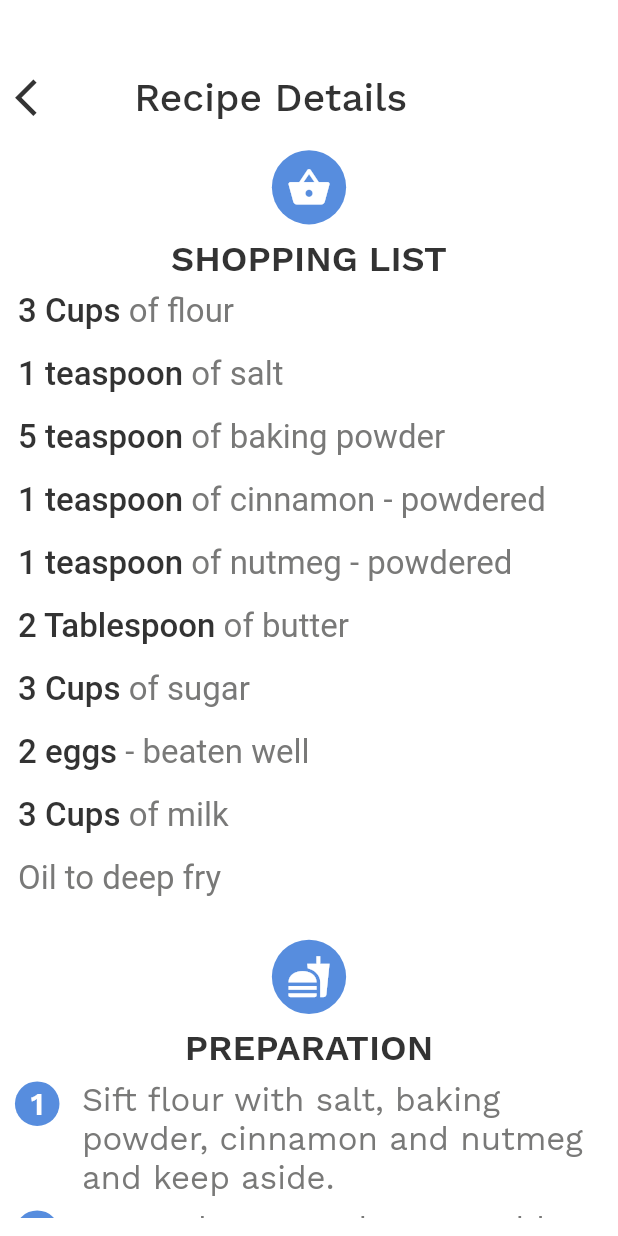
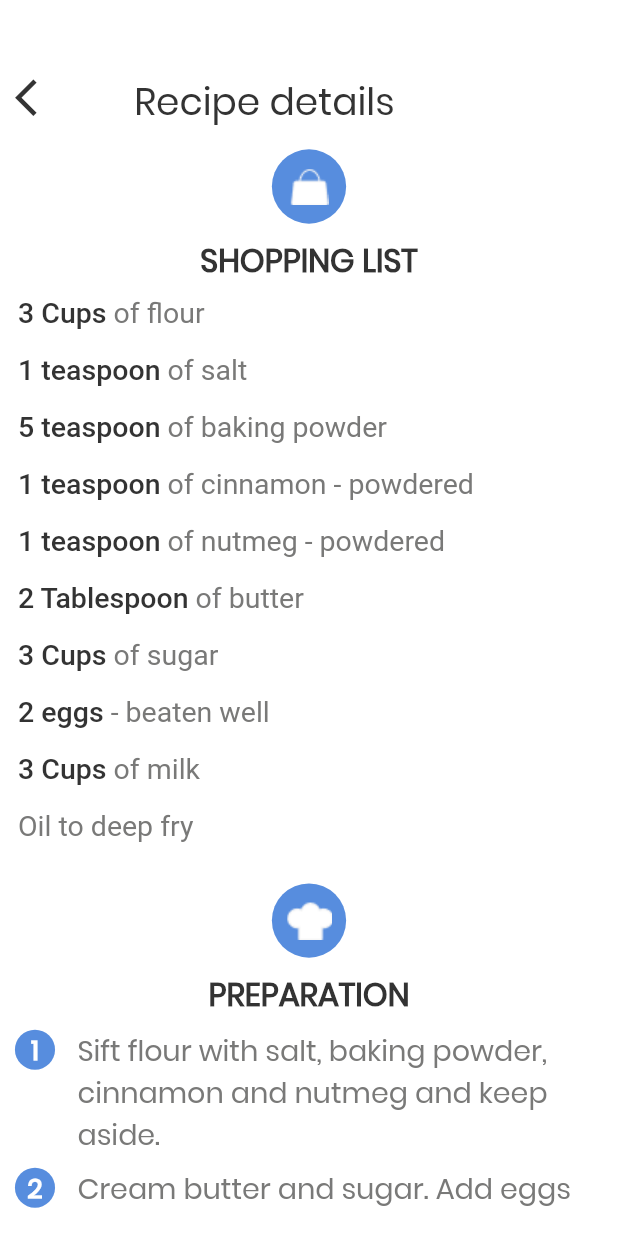
Before and after one commit to hngi/mobileforce-iCook, a Flutter app: the DetailsScreen screen opened directly, scrolled down 576 dp, on a phone screen of 412 x 824 dp. Run offline on Flutter 3.47's test engine with Material 2 defaults, Android fonts, the phone set to English and light mode, and no system bars; our stand-ins replace animated_theme_switcher, carousel_pro, connectivity, dio, flutter_screenutil, get and 6 more; accounts and stored records are empty.

Commit message:
feat: Modified fonts and icons for details screen

```diff
--- a/icook_mobile/lib/main.dart
+++ b/icook_mobile/lib/main.dart
@@ -3,6 +3,7 @@ import 'package:icook_mobile/core/managers/core_manager.dart';
 import 'package:icook_mobile/core/services/key_storage/key_storage_service.dart';
 import 'package:icook_mobile/locator.dart';
 import 'package:icook_mobile/provider_setup.dart';
+import 'package:icook_mobile/ui/details_screen/details_screen.dart';
 import 'package:icook_mobile/ui/router.dart';
 import 'package:icook_mobile/ui/search_screen/search_view.dart';
 import 'package:icook_mobile/ui/ui_helper.dart';
@@ -35,7 +36,7 @@ class MyApp extends StatelessWidget {
         darkTheme: Constants.darkTheme,
         navigatorKey: navigationService.navigatorKey,
         onGenerateRoute: Router.generateRoute,
-        home: FavoriteScreen(),
+        home: DetailsScreen(),
       ),
     );
   }
--- a/icook_mobile/lib/ui/details_screen/details_screen.dart
+++ b/icook_mobile/lib/ui/details_screen/details_screen.dart
@@ -22,9 +22,9 @@ class DetailsScreen extends StatelessWidget {
         ),
         SizedBox(width: kSpacingUnit.w * 5),
         Text(
-          'Recipe Details',
-          style: GoogleFonts.workSans(
-              textStyle: TextStyle(color: Color(0xff333333), fontSize: 26),
+          'Recipe details',
+          style: GoogleFonts.poppins(
+              textStyle: TextStyle(color: Color(0xff333333), fontSize: 25),
               fontWeight: FontWeight.w500),
         ),
       ],
@@ -41,20 +41,31 @@ class DetailsScreen extends StatelessWidget {
               padding: const EdgeInsets.only(top: 5.0, bottom: 12.0),
               child: ListView(
                 children: [
-                  ListTile(
-                    leading: CircleAvatar(
-                      backgroundImage: AssetImage(
-                        'assets/images/avatar.png',
+                  Row(
+                    children: [
+                      SizedBox(width: kSpacingUnit.w * 1),
+                      Container(
+                        height: ScreenUtil().setSp(kSpacingUnit.w * 5),
+                        width: ScreenUtil().setSp(kSpacingUnit.w * 5),
+                        decoration: BoxDecoration(
+                          shape: BoxShape.circle,
+                          color: Color(0xff578DDE),
+                          image: DecorationImage(
+                              image: AssetImage('assets/images/avatar.png'),
+                              fit: BoxFit.contain),
+                        ),
                       ),
-                    ),
-                    title: Text(
-                      'Mary Stella',
-                      style: GoogleFonts.workSans(
-                          textStyle:
-                              TextStyle(color: Color(0xff333333), fontSize: 21),
-                          fontWeight: FontWeight.w500),
-                    ),
+                      SizedBox(width: kSpacingUnit.w * 1.5),
+                      Text(
+                        'Mary Stella',
+                        style: GoogleFonts.poppins(
+                            textStyle:
+                            TextStyle(color: Color(0xff333333), fontSize: 19),
+                            fontWeight: FontWeight.w500),
+                      ),
+                    ],
                   ),
+                  SizedBox(height: kSpacingUnit.w * 1),
                   Padding(
                     padding: const EdgeInsets.fromLTRB(12, 5, 12, 5),
                     child: Container(
@@ -77,13 +88,13 @@ class DetailsScreen extends StatelessWidget {
                       Icon(
                         Icons.favorite_border,
                         color: Color(0xff333333),
-                        size: ScreenUtil().setSp(kSpacingUnit.w * 3),
+                        size: ScreenUtil().setSp(kSpacingUnit.w * 2.9),
                       ),
-                      SizedBox(width: kSpacingUnit.w * 2),
-                      Icon(
-                        Icons.chat_bubble_outline,
+                      SizedBox(width: kSpacingUnit.w * 1.5),
+                      Image.asset('assets/images/Shape.png',
                         color: Color(0xff333333),
-                        size: ScreenUtil().setSp(kSpacingUnit.w * 3),
+                        height: ScreenUtil().setSp(kSpacingUnit.w * 2.9),
+                        width: ScreenUtil().setSp(kSpacingUnit.w * 2.9),
                       ),
                     ],
                   ),
@@ -92,10 +103,10 @@ class DetailsScreen extends StatelessWidget {
                     children: [
                       SizedBox(width: kSpacingUnit.w * 1),
                       Text(
-                        '4 Likes',
-                        style: GoogleFonts.workSans(
+                        '4 likes',
+                        style: GoogleFonts.poppins(
                             textStyle: TextStyle(
-                                color: Color(0xff333333), fontSize: 24),
+                                color: Color(0xff333333), fontSize: 21),
                             fontWeight: FontWeight.w600),
                       ),
                     ],
@@ -107,9 +118,9 @@ class DetailsScreen extends StatelessWidget {
                     children: [
                       Text(
                         'DOUGHNUTS',
-                        style: GoogleFonts.workSans(
+                        style: GoogleFonts.poppins(
                             textStyle: TextStyle(
-                                color: Color(0xff333333), fontSize: 24),
+                                color: Color(0xff333333), fontSize: 21),
                             fontWeight: FontWeight.w600),
                       ),
                       SizedBox(height: kSpacingUnit.w * 0.5),
@@ -120,9 +131,9 @@ class DetailsScreen extends StatelessWidget {
                           'with milk, sugar with the flavor of cinnamon and '
                           'nutmeg. Shaped into rings and deep fried. Usually '
                           'served with sugar glaze or chocolate sauce.',
-                          style: GoogleFonts.workSans(
+                          style: GoogleFonts.poppins(
                               textStyle: TextStyle(
-                                  color: Color(0xff797978), fontSize: 22),
+                                  color: Color(0xff797978), fontSize: 19),
                               fontWeight: FontWeight.w400),
                         ),
                       ),
@@ -133,19 +144,17 @@ class DetailsScreen extends StatelessWidget {
                         decoration: BoxDecoration(
                           shape: BoxShape.circle,
                           color: Color(0xff578DDE),
-                        ),
-                        child: Icon(
-                          Icons.shopping_basket,
-                          color: Color(0xffFFFFFF),
-                          size: ScreenUtil().setSp(kSpacingUnit.w * 3),
+                          image: DecorationImage(
+                              image: AssetImage('assets/images/bag.png'),
+                              fit: BoxFit.scaleDown),
                         ),
                       ),
                       SizedBox(height: kSpacingUnit.w * 0.9),
                       Text(
                         'SHOPPING LIST',
-                        style: GoogleFonts.workSans(
+                        style: GoogleFonts.poppins(
                             textStyle: TextStyle(
-                                color: Color(0xff333333), fontSize: 24),
+                                color: Color(0xff333333), fontSize: 21),
                             fontWeight: FontWeight.w600),
                       ),
                     ],
@@ -207,19 +216,17 @@ class DetailsScreen extends StatelessWidget {
                         decoration: BoxDecoration(
                           shape: BoxShape.circle,
                           color: Color(0xff578DDE),
-                        ),
-                        child: Icon(
-                          Icons.fastfood,
-                          color: Color(0xffFFFFFF),
-                          size: ScreenUtil().setSp(kSpacingUnit.w * 3),
+                            image: DecorationImage(
+                                image: AssetImage('assets/images/chef.png'),
+                                fit: BoxFit.scaleDown)
                         ),
                       ),
                       SizedBox(height: kSpacingUnit.w * 0.9),
                       Text(
                         'PREPARATION',
-                        style: GoogleFonts.workSans(
+                        style: GoogleFonts.poppins(
                             textStyle: TextStyle(
-                                color: Color(0xff333333), fontSize: 24),
+                                color: Color(0xff333333), fontSize: 21),
                             fontWeight: FontWeight.w600),
                       ),
                     ],
@@ -285,9 +292,9 @@ class DetailsScreen extends StatelessWidget {
                       SizedBox(height: kSpacingUnit.w * 0.9),
                       Text(
                         'HEALTH BENEFITS',
-                        style: GoogleFonts.workSans(
+                        style: GoogleFonts.poppins(
                             textStyle: TextStyle(
-                                color: Color(0xff333333), fontSize: 24),
+                                color: Color(0xff333333), fontSize: 21),
                             fontWeight: FontWeight.w600),
                       ),
                     ],
@@ -304,7 +311,7 @@ class DetailsScreen extends StatelessWidget {
                             'coffee combo could help enhance your memory',
                       ),
                       HealthBenefits(
-                        healthText: ' Not only are they fried, but full of '
+                        healthText: 'Not only are they fried, but full of '
                             'sugar. Sugar gives you energy',
                       ),
                       HealthBenefits(
@@ -321,16 +328,16 @@ class DetailsScreen extends StatelessWidget {
                       SizedBox(width: kSpacingUnit.w * 1),
                       Text(
                         'COMMENTS',
-                        style: GoogleFonts.workSans(
+                        style: GoogleFonts.poppins(
                             textStyle: TextStyle(
-                                color: Color(0xff578DDE), fontSize: 24),
+                                color: Color(0xff578DDE), fontSize: 21),
                             fontWeight: FontWeight.w600),
                       ),
-                      SizedBox(width: kSpacingUnit.w * 2),
-                      Icon(
-                        Icons.chat_bubble_outline,
+                      SizedBox(width: kSpacingUnit.w * 1.5),
+                      Image.asset('assets/images/Shape.png',
                         color: Color(0xff578DDE),
-                        size: ScreenUtil().setSp(kSpacingUnit.w * 3),
+                        height: ScreenUtil().setSp(kSpacingUnit.w * 2.9),
+                        width: ScreenUtil().setSp(kSpacingUnit.w * 2.9),
                       ),
                     ],
                   ),
@@ -353,9 +360,9 @@ class DetailsScreen extends StatelessWidget {
                         children: [
                           Text(
                             'Leave a comment',
-                            style: GoogleFonts.workSans(
+                            style: GoogleFonts.poppins(
                                 textStyle: TextStyle(
-                                    color: Color(0xffbdbdbd), fontSize: 20),
+                                    color: Color(0xffbdbdbd), fontSize: 18),
                                 fontWeight: FontWeight.w400),
                           ),
                         ],
@@ -385,9 +392,9 @@ class HealthBenefits extends StatelessWidget {
       padding: const EdgeInsets.fromLTRB(12, 8, 12, 8),
       child: Text(
         healthText,
-        style: GoogleFonts.workSans(
+        style: GoogleFonts.poppins(
             textStyle: TextStyle(
-                color: Color(0xff797978), fontSize: 22),
+                color: Color(0xff797978), fontSize: 19),
             fontWeight: FontWeight.w400),
       ),
     );
@@ -412,17 +419,17 @@ class PreparationSpan extends StatelessWidget {
         children: [
           SizedBox(width: kSpacingUnit.w * 1),
           Container(
-            height: ScreenUtil().setSp(kSpacingUnit.w * 3),
-            width: ScreenUtil().setSp(kSpacingUnit.w * 3),
+            height: ScreenUtil().setSp(kSpacingUnit.w * 2.7),
+            width: ScreenUtil().setSp(kSpacingUnit.w * 2.7),
             decoration: BoxDecoration(
               shape: BoxShape.circle,
               color: Color(0xff578DDE),
             ),
             child: Center(
                 child: Text(number,
-                  style: GoogleFonts.workSans(
+                  style: GoogleFonts.poppins(
                       textStyle: TextStyle(
-                          color: Color(0xffffffff), fontSize: 21),
+                          color: Color(0xffffffff), fontSize: 18),
                       fontWeight: FontWeight.w600),),
             ),
           ),
@@ -431,9 +438,9 @@ class PreparationSpan extends StatelessWidget {
             child: Flexible(
               child: Text(
                 numberSpan,
-                style: GoogleFonts.workSans(
+                style: GoogleFonts.poppins(
                     textStyle: TextStyle(
-                        color: Color(0xff797978), fontSize: 22),
+                        color: Color(0xff797978), fontSize: 19),
                     fontWeight: FontWeight.w400),
               ),
             ),
@@ -461,14 +468,14 @@ class TextSpans extends StatelessWidget {
           text: text,
           style: TextStyle(
               color: Color(0xff333333),
-              fontSize: 22,
+              fontSize: 19,
               fontWeight: FontWeight.w500),
           children: <TextSpan>[
             TextSpan(
               text: spanText,
               style: TextStyle(
                   color: Color(0xff797978),
-                  fontSize: 22,
+                  fontSize: 19,
                   fontWeight: FontWeight.w400
               ),
             ),
```
Also changed, not shown: icook_mobile/assets/images/Shape.png (added), icook_mobile/assets/images/bag.png (added), icook_mobile/assets/images/chef.png (added).
